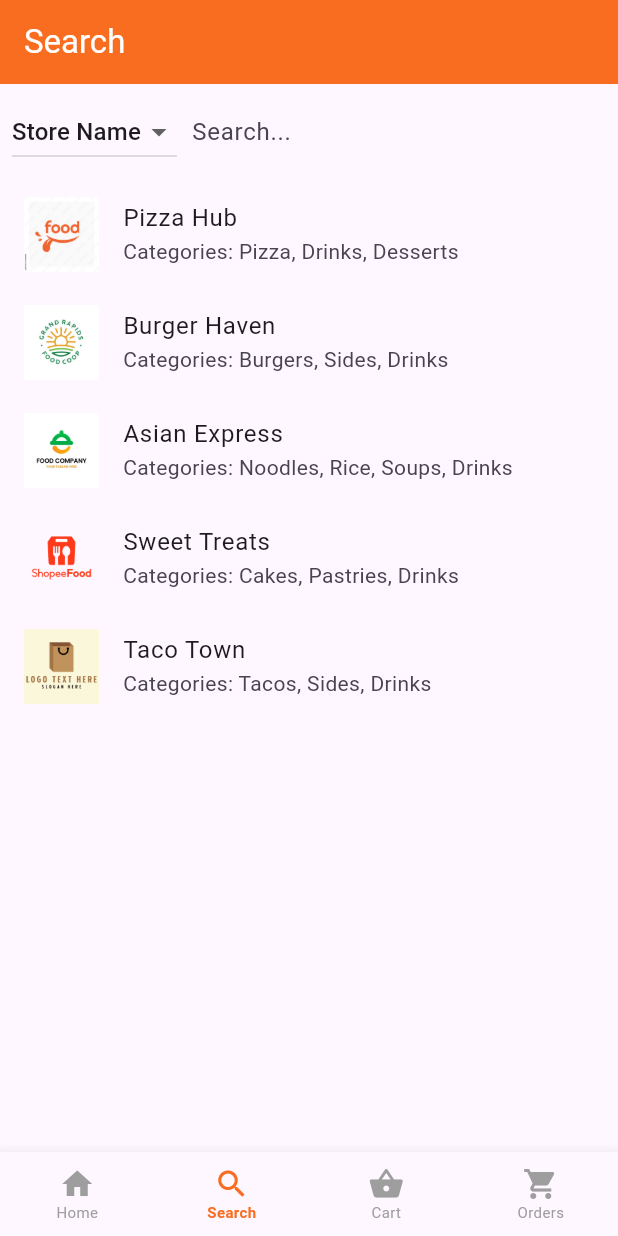
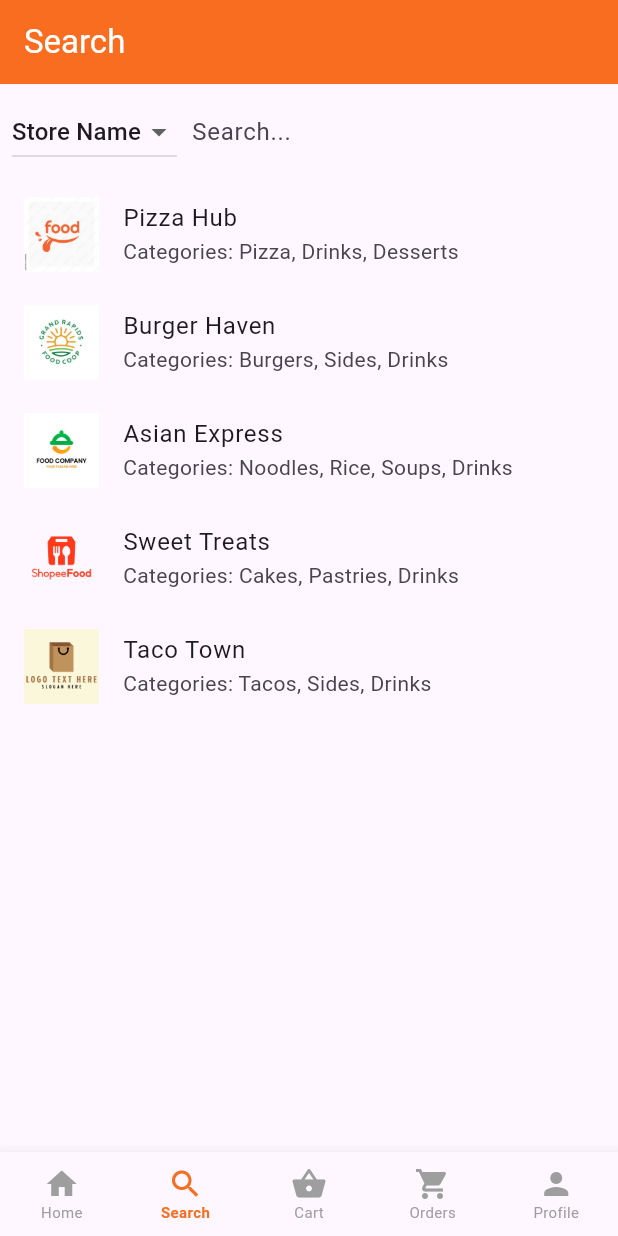
Before and after one commit to arentalb/talabat-clone, a Flutter app: the AppNavigator screen opened directly, item 2 of the bottom bar chosen, on a phone screen of 412 x 824 dp. Run offline on Flutter 3.47's test engine with Material 3 defaults, Android fonts, the light colour scheme and no system bars; our stand-ins replace carousel_slider, cloud_firestore, firebase_auth, firebase_core; accounts and stored records are empty.

Commit message:
add profile page

```diff
--- a/lib/navigator.dart
+++ b/lib/navigator.dart
@@ -2,6 +2,7 @@ import 'package:flutter/material.dart';
 import 'package:talabat/pages/cart.page.dart';
 import 'package:talabat/pages/home.page.dart';
 import 'package:talabat/pages/orders.page.dart';
+import 'package:talabat/pages/profile.page.dart';
 import 'package:talabat/pages/search.page.dart';
 
 class AppNavigator extends StatefulWidget {
@@ -18,6 +19,7 @@ class _AppNavigatorState extends State<AppNavigator> {
     const SearchPage(),
     const CartPage(),
     const OrdersPage(),
+    const ProfilePage()
   ];
 
   void _onItemTapped(int index) {
@@ -61,12 +63,12 @@ class _AppNavigatorState extends State<AppNavigator> {
             icon: Icon(Icons.shopping_cart),
             label: 'Orders',
           ),
+          BottomNavigationBarItem(
+            icon: Icon(Icons.person),
+            label: 'Profile',
+          ),
         ],
       ),
     );
   }
 }
-//  BottomNavigationBarItem(
-          //   icon: Icon(Icons.person),
-          //   label: 'Account',
-          // ),
```
Also changed, not shown: lib/pages/profile.page.dart (added, +46 -0 lines).
